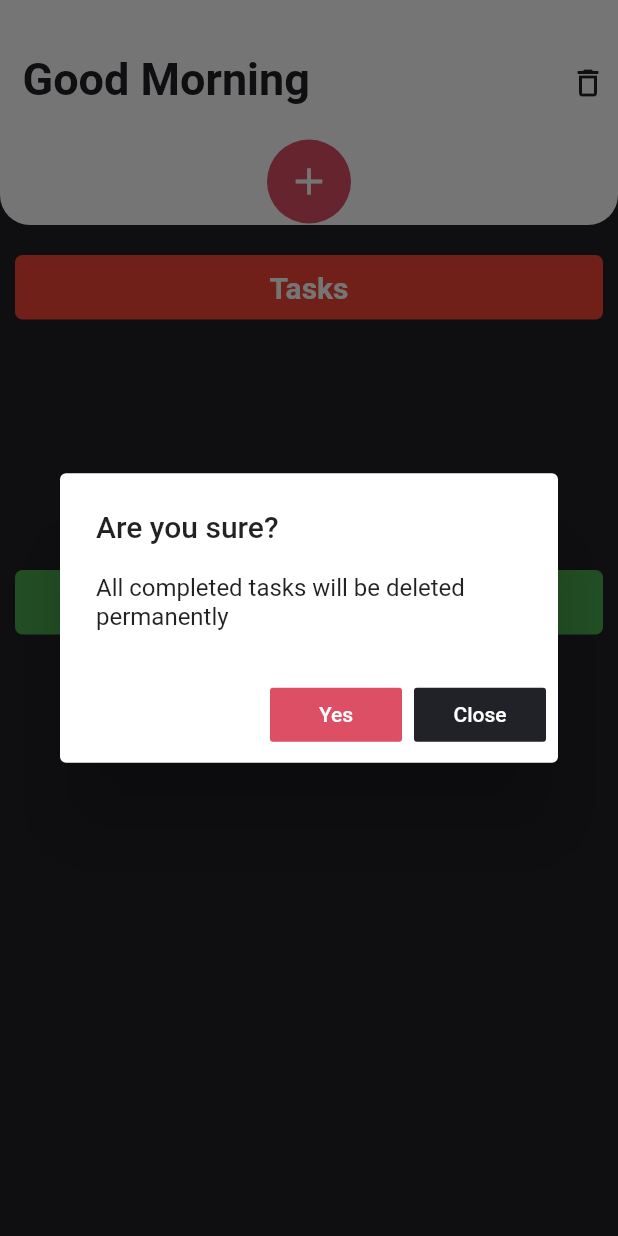
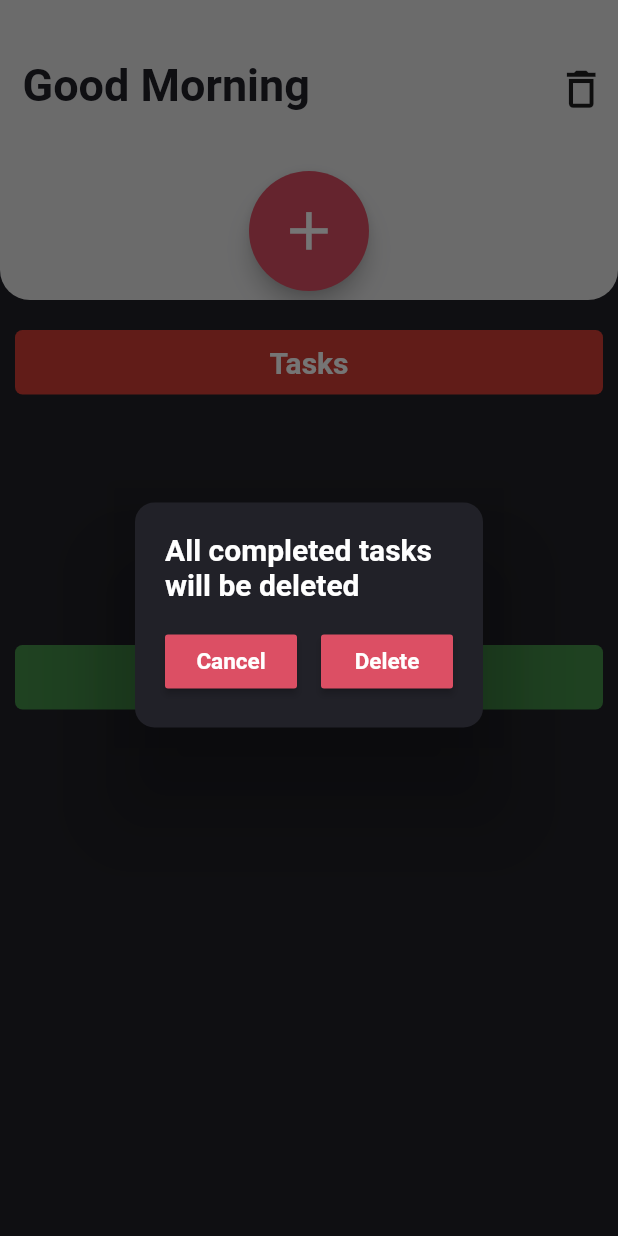
Before and after one commit to saiashish90/todoapp, a Flutter app: the screen it shows after launch, after a tap on the "delete outline" icon, on a phone screen of 412 x 824 dp. Run offline on Flutter 3.47's test engine with Material 2 defaults, Android fonts, the phone set to English and light mode, and no system bars; our stand-ins replace flutter_slidable, share, sqflite; accounts and stored records are empty; Roboto replaces fonts that are missing (Avenir).

Commit message:
Major changes to task input and deletion.

```diff
--- a/lib/main.dart
+++ b/lib/main.dart
@@ -15,7 +15,7 @@ class TodosApp extends StatelessWidget {
   @override
   Widget build(BuildContext context) {
     SystemChrome.setSystemUIOverlayStyle(SystemUiOverlayStyle.light.copyWith(
-        statusBarColor: Colors.white, // Color for Android
+        statusBarColor: Colors.white.withAlpha(230), // Color for Android
         statusBarIconBrightness: Brightness.dark,
         statusBarBrightness:
             Brightness.dark // Dark == white status bar -- for IOS.
@@ -66,7 +66,7 @@ class _HomeScreenState extends State<HomeScreen> {
                 ),
                 floating: true,
                 pinned: true,
-                backgroundColor: Colors.white,
+                backgroundColor: Colors.white.withAlpha(230),
                 brightness: Brightness.light,
                 flexibleSpace: FlexibleSpaceBar(
                   background: Column(
@@ -79,6 +79,7 @@ class _HomeScreenState extends State<HomeScreen> {
                                 child: Row(
                                   mainAxisAlignment:
                                       MainAxisAlignment.spaceBetween,
+                                  crossAxisAlignment: CrossAxisAlignment.center,
                                   children: <Widget>[
                                     Container(
                                       padding: EdgeInsets.only(
@@ -96,23 +97,28 @@ class _HomeScreenState extends State<HomeScreen> {
                                 ),
                               ),
                               /*Container(
-                                margin: EdgeInsets.only(top: 10),
+                                margin: EdgeInsets.only(top: 10),// old way of text input
                                 child: TaskInput(
                                   onSubmitted: addTaskInTodo,
                                 ), // Add Todos
                               ),*/
                               Container(
-                                margin: EdgeInsets.only(top: 18),
+                                margin: EdgeInsets.only(top: 30),
+                                height: 80,
+                                width: 80,
+                                child: FittedBox(
                                   child: FloatingActionButton(
-                                  elevation: 0,
                                       backgroundColor: redColor,
+                                      tooltip: "Add a task",
                                       child: Icon(
                                         Icons.add,
                                         size: 30,
                                       ),
                                       onPressed: () {
-                                    Utils.showAddDialog(context: context, addTaskInTodo: addTaskInTodo);
-                                  }
+                                        Utils.showAddDialog(
+                                            context: context,
+                                            addTaskInTodo: addTaskInTodo);
+                                      }),
                                 ),
                               )
                             ],
@@ -122,7 +128,7 @@ class _HomeScreenState extends State<HomeScreen> {
                     ],
                   ),
                 ),
-                expandedHeight: 150,
+                expandedHeight: 200,
               ),
               SliverList(
                 delegate: SliverChildBuilderDelegate(
@@ -201,5 +207,4 @@ class _HomeScreenState extends State<HomeScreen> {
     DBWrapper.sharedInstance.deleteTodo(todo);
     getTodosAndDones();
   }
-
 }
--- a/lib/utils/utils.dart
+++ b/lib/utils/utils.dart
@@ -29,47 +29,64 @@ class Utils {
     return msg;
   }
 
-  static void showCustomDialog(BuildContext context,
-      {String title,
-      String msg,
-      String noBtnTitle: 'Close',
+  static void showDeleteDialog(
+    BuildContext context, {
     Function onConfirm,
-      String confirmBtnTitle: 'Yes'}) {
-    final dialog = AlertDialog(
-      title: Text(title),
-      content: Text(msg),
-      actions: <Widget>[
-        if (onConfirm != null)
-          FlatButton(
+  }) {
+    showDialog(
+      context: context,
+      builder: (BuildContext context) {
+        // return object of type Dialog
+        return AlertDialog(
+          backgroundColor: Colors.transparent,
+          content: Container(
+            padding: EdgeInsets.all(20),
+            constraints: BoxConstraints.expand(height: 150, width: 150),
+            decoration: BoxDecoration(
+                borderRadius: BorderRadius.all(Radius.circular(13)),
+                color: darkGreyColor),
+            child: Column(
+              mainAxisAlignment: MainAxisAlignment.spaceBetween,
+              crossAxisAlignment: CrossAxisAlignment.center,
+              children: <Widget>[
+                Text("All completed tasks will be deleted", style: whiteTitle),
+                Row(
+                  mainAxisAlignment: MainAxisAlignment.spaceBetween,
+                  crossAxisAlignment: CrossAxisAlignment.center,
+                  children: <Widget>[
+                    RaisedButton(
                       color: redColor,
+                      child: Text(
+                        "Cancel",
+                        style: whiteButtonTitle,
+                      ),
+                      onPressed: () {
+                        Navigator.pop(context);
+                      },
+                    ),
+                    RaisedButton(
+                      color: redColor,
+                      child: Text(
+                        "Delete",
+                        style: whiteButtonTitle,
+                      ),
                       onPressed: () {
                         onConfirm();
                         Navigator.pop(context);
                       },
-            child: Text(
-              confirmBtnTitle,
-              style: TextStyle(
-                color: Colors.white,
+                    ),
+                  ],
+                )
+              ],
             ),
           ),
-          ),
-        FlatButton(
-          color: darkGreyColor,
-          onPressed: () {
-            Navigator.pop(context);
+        );
       },
-          child: Text(
-            noBtnTitle,
-            style: TextStyle(
-              color: Colors.white,
-            ),
-          ),
-        ),
-      ],
     );
-    showDialog(context: context, builder: (x) => dialog);
   }
-  static void showAddDialog({BuildContext context, final Function  addTaskInTodo}) {
+
+  static void showAddDialog(
+      {BuildContext context, final Function addTaskInTodo}) {
     TextEditingController taskName = new TextEditingController();
     // flutter defined function
     showDialog(
@@ -77,13 +94,10 @@ class Utils {
       builder: (BuildContext context) {
         // return object of type Dialog
         return AlertDialog(
-          elevation: 0,
           backgroundColor: Colors.transparent,
           content: Container(
             padding: EdgeInsets.all(20),
-            constraints: BoxConstraints.expand(
-              height: 250,
-            ),
+            constraints: BoxConstraints.expand(height: 300, width: 300),
             decoration: BoxDecoration(
                 borderRadius: BorderRadius.all(Radius.circular(13)),
                 color: darkGreyColor),
@@ -94,19 +108,23 @@ class Utils {
                 Text("Add New Task", style: whiteTitle),
                 Container(
                   child: TextField(
+                    cursorColor: Colors.white,
+                    textCapitalization: TextCapitalization.sentences,
                     controller: taskName,
+                    minLines: 1,
+                    maxLines: 8,
                     autocorrect: true,
                     autofocus: true,
+                    style: whiteButtonTitle,
                     decoration: InputDecoration(
                       hintText: "Name of task",
-                      hintStyle: whiteButtonTitle,
-                      enabledBorder: UnderlineInputBorder(
-                        borderSide: BorderSide(color: Colors.white),
+                      hintStyle: TextStyle(color: Colors.white70),
+                      //enabledBorder: UnderlineInputBorder(
+                      //borderSide: BorderSide(color: Colors.white),
+                      // ),
                     ),
                   ),
                 ),
-                ),
-
                 Row(
                   mainAxisAlignment: MainAxisAlignment.spaceBetween,
                   crossAxisAlignment: CrossAxisAlignment.center,
@@ -127,8 +145,8 @@ class Utils {
                         "Add",
                         style: whiteButtonTitle,
                       ),
-                      onPressed: (){
-                        if (taskName.text != null){
+                      onPressed: () {
+                        if (taskName.text != null) {
                           addTaskInTodo(controller: taskName);
                           Navigator.pop(context);
                         }
--- a/lib/widgets/popup.dart
+++ b/lib/widgets/popup.dart
@@ -12,11 +12,13 @@ class Popup extends StatelessWidget {
     return Padding(
       padding: const EdgeInsets.all(8),
       child: InkWell(
-        child: Icon(Icons.delete_outline),
+        child: Icon(
+          Icons.delete_outline,
+          size: 33,
+        ),
         onTap: () {
-          Utils.showCustomDialog(context,
-              title: 'Are you sure?',
-              msg: 'All completed tasks will be deleted permanently', onConfirm: () {
+          Utils.showDeleteDialog(context,
+              onConfirm: () {
             DBWrapper.sharedInstance.deleteAllDoneTodos();
             getTodosAndDones();
           });
--- a/lib/widgets/popup_bck_not_used.dart
+++ /dev/null
@@ -1,40 +0,0 @@
-import 'package:flutter/material.dart';
-import 'package:flutter_todos/model/db_wrapper.dart';
-import 'package:flutter_todos/utils/utils.dart';
-
-class Popup extends StatelessWidget {
-  final Function getTodosAndDones;
-
-  Popup({this.getTodosAndDones});
-
-  @override
-  Widget build(BuildContext context) {
-
-    return PopupMenuButton<int>(
-        elevation: 4,
-        color: Colors.grey,
-        icon: Icon(Icons.more_vert),
-        onSelected: (value) {
-          print('Selected value: $value');
-          if (value == kMoreOptionsKeys.clearAll.index) {
-            Utils.showCustomDialog(context,
-                title: 'Are you sure?',
-                msg: 'All done todos will be deleted permanently',
-                onConfirm: () {
-              DBWrapper.sharedInstance.deleteAllDoneTodos();
-              getTodosAndDones();
-            });
-          }
-        },
-        itemBuilder: (context) {
-          List list = List<PopupMenuEntry<int>>();
-
-          for (int i = 0; i < kMoreOptionsMap.length; ++i) {
-            list.add(PopupMenuItem(value: i, child: Text(kMoreOptionsMap[i])));
-
-          }
-
-          return list;
-        });
-  }
-}
--- a/lib/widgets/shared.dart
+++ b/lib/widgets/shared.dart
@@ -6,8 +6,7 @@ class SharedWidget {
       @required String text,
       Color textColor = Colors.white,
       Color backgroundColorCode = Colors.red,
-      double customFontSize}) {
-    customFontSize ??= Theme.of(context).textTheme.title.fontSize;
+      @required double customFontSize}) {
 
     return Container(
       alignment: AlignmentDirectional.center,
```
Also changed, not shown: lib/utils/colors.dart (+0 -18 lines), lib/widgets/done.dart (+14 -13 lines), lib/widgets/todo.dart (+13 -13 lines). Lines whose indentation alone changed are shown as unchanged.
